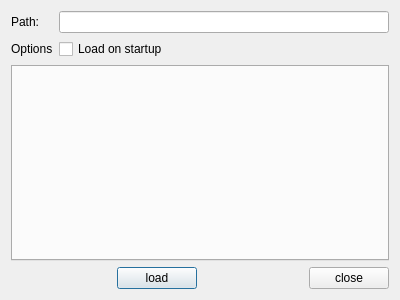
Before: the Qt Designer form cedar/auxiliaries/gui/PluginInfoDialog.ui in cedar/cedar, drawn with Qt 5.
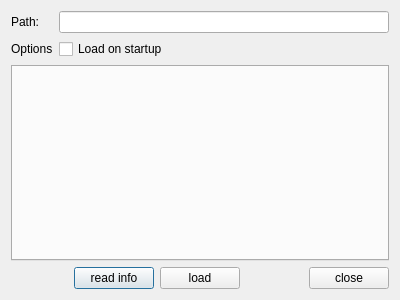
After: the same form once the commit is applied.

Commit message: Plugin info can now be read on demand.

Diff of the .ui file:
```diff
--- a/cedar/auxiliaries/gui/PluginInfoDialog.ui
+++ b/cedar/auxiliaries/gui/PluginInfoDialog.ui
@@ -46,6 +46,13 @@
        </property>
       </spacer>
      </item>
+     <item>
+      <widget class="QPushButton" name="mpReadInfoBtn">
+       <property name="text">
+        <string>read info</string>
+       </property>
+      </widget>
+     </item>
      <item>
       <widget class="QPushButton" name="mpLoadBtn">
        <property name="text">
```
The commit also changes 2 other files.
